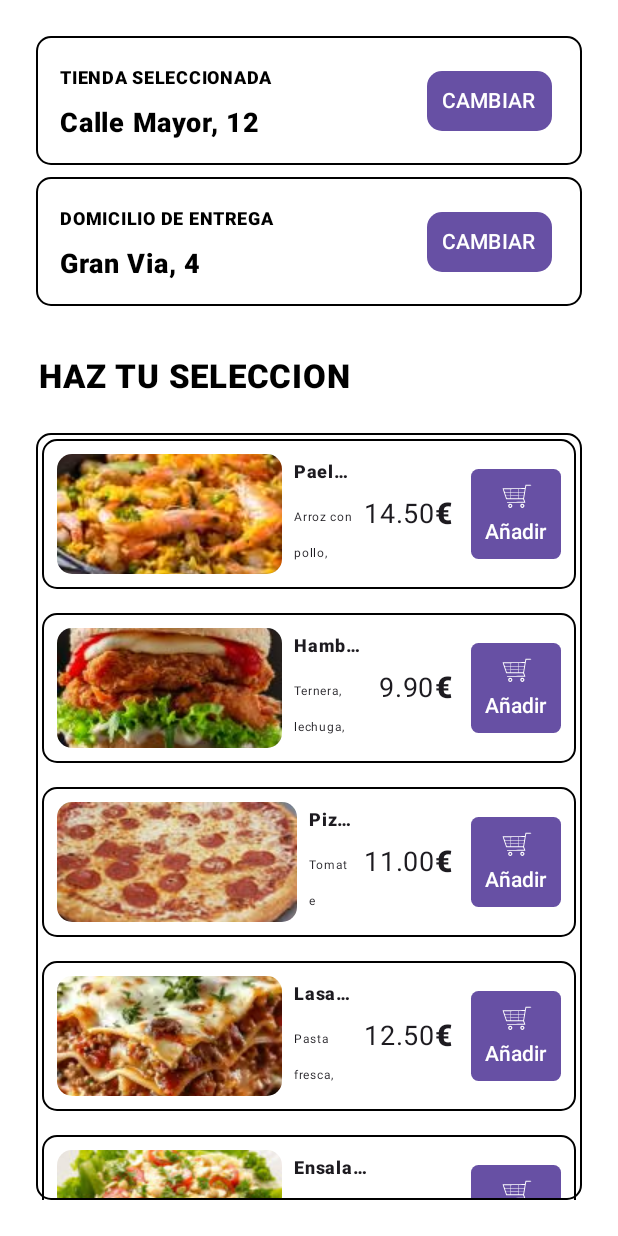
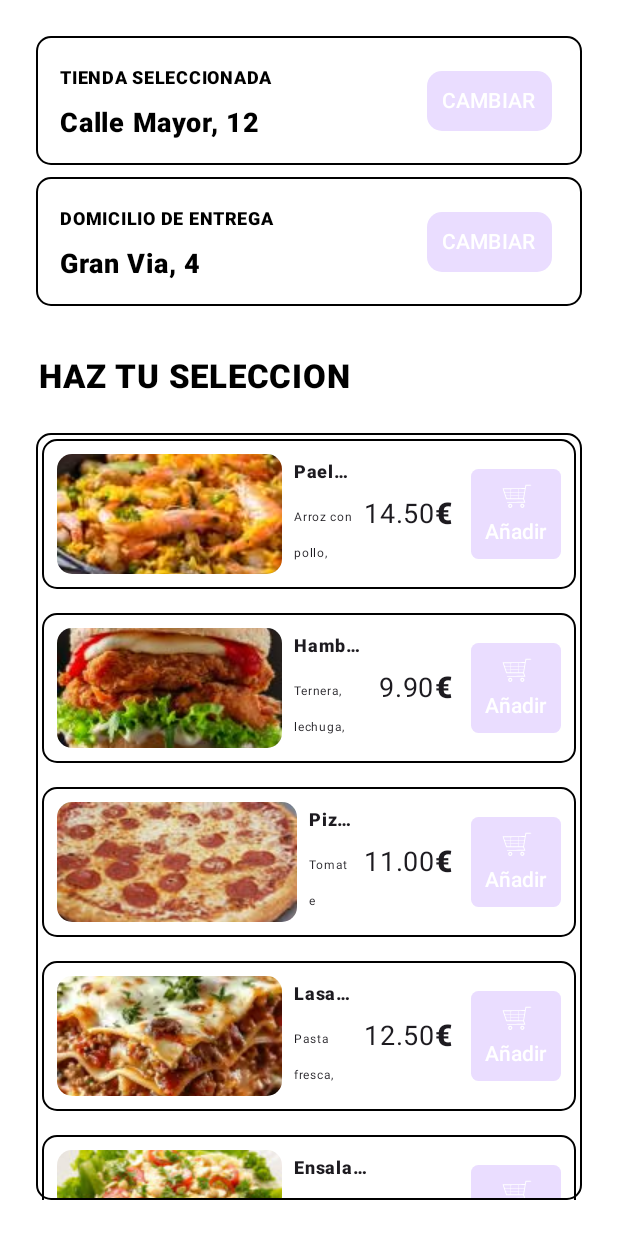
Before and after one commit to Davpen79/SaborExpress, an Android app built with Jetpack Compose: the @Preview function PantallaSeleccionPlatoPreview, on a phone screen of 412 x 824 dp. Run offline under Robolectric (Android 15) with nearby library versions, the phone set to English and light mode, and no system bars.

Commit message:
Modificadas Pantallas y componentes para hacer uso de MaterialTheme al elegir los colores

```diff
--- a/app/build.gradle.kts
+++ b/app/build.gradle.kts
@@ -54,4 +54,5 @@ dependencies {
     debugImplementation(libs.androidx.compose.ui.test.manifest)
     debugImplementation(libs.androidx.compose.ui.tooling)
     implementation(libs.coil.compose)
+    implementation(libs.compose.material.icons.extended)
 }
--- a/app/src/main/java/com/davpen79/saborexpress/ui/component/BotonPrincipal.kt
+++ b/app/src/main/java/com/davpen79/saborexpress/ui/component/BotonPrincipal.kt
@@ -26,8 +26,8 @@ import androidx.compose.ui.res.stringResource
 import androidx.compose.ui.tooling.preview.Preview
 import androidx.compose.ui.unit.dp
 import com.davpen79.saborexpress.R
-//import com.davpen79.saborexpress.ui.theme.NaranjaSabroso
-import com.example.compose.primaryContainerLight
+import com.example.compose.SaborExpressTheme
+
 
 data class BotonPrincipalData(
 
@@ -50,8 +50,8 @@ fun BotonPrincipal(
             vertical = 8.dp
         ),
         colors = ButtonDefaults.buttonColors(
-            containerColor = primaryContainerLight,//Color(0xFFFF9800)
-            contentColor = Color.White
+            containerColor = MaterialTheme.colorScheme.primaryContainer,//Color(0xFFFF9800)
+            contentColor = MaterialTheme.colorScheme.onPrimary
         )
     ) {
         Row(
@@ -76,7 +76,7 @@ fun BotonPrincipal(
 @Preview
 @Composable
 fun BotonPrincipalPreview() {
-    MaterialTheme() {
+    SaborExpressTheme() {
         BotonPrincipal(
             data = BotonPrincipalData(
                 icono = R.drawable.carrito,
--- a/app/src/main/java/com/davpen79/saborexpress/ui/component/RowLocalizacion.kt
+++ b/app/src/main/java/com/davpen79/saborexpress/ui/component/RowLocalizacion.kt
@@ -8,6 +8,7 @@ import androidx.compose.foundation.layout.fillMaxWidth
 import androidx.compose.foundation.layout.padding
 import androidx.compose.foundation.layout.widthIn
 import androidx.compose.foundation.shape.RoundedCornerShape
+import androidx.compose.material3.MaterialTheme
 import androidx.compose.runtime.Composable
 import androidx.compose.ui.Alignment
 import androidx.compose.ui.Modifier
@@ -19,6 +20,7 @@ import androidx.compose.ui.tooling.preview.Preview
 import androidx.compose.ui.unit.dp
 import androidx.compose.ui.unit.sp
 import com.davpen79.saborexpress.R
+import com.example.compose.SaborExpressTheme
 
 data class RowLocalizacionData(
     val localizacion: String,
@@ -34,7 +36,7 @@ fun RowLocalizacion(
         .fillMaxWidth()
         .border(width = 1.dp, Color.Black, shape = RoundedCornerShape(10.dp))
         .clip(RoundedCornerShape(10.dp))
-        .background(Color.White)
+        .background(MaterialTheme.colorScheme.onPrimary)
         .padding(8.dp),
         verticalAlignment = Alignment.CenterVertically,
         horizontalArrangement = Arrangement.spacedBy(6.dp)) {
@@ -63,10 +65,12 @@ fun RowLocalizacion(
 @Preview(showBackground = true)
 @Composable
 fun RowLocalizacionPreview(){
-    RowLocalizacion(
-        data = RowLocalizacionData(
-            localizacion = stringResource(R.string.tiendaLocalizacion),
-            localizacionDescripcion = "Calle Mayor, 12"
+    SaborExpressTheme() {
+        RowLocalizacion(
+            data = RowLocalizacionData(
+                localizacion = stringResource(R.string.tiendaLocalizacion),
+                localizacionDescripcion = "Calle Mayor, 12"
+            )
         )
-    )
+    }
 }
--- a/app/src/main/java/com/davpen79/saborexpress/ui/component/TarjetaPlato.kt
+++ b/app/src/main/java/com/davpen79/saborexpress/ui/component/TarjetaPlato.kt
@@ -33,9 +33,9 @@ import androidx.compose.ui.tooling.preview.Preview
 import androidx.compose.ui.unit.dp
 import androidx.compose.ui.unit.sp
 import com.davpen79.saborexpress.R
+import com.example.compose.SaborExpressTheme
 import com.example.compose.primaryContainerLight
 
-//import com.davpen79.saborexpress.ui.theme.NaranjaSabroso
 
 data class TarjetaPlatoData(
 
@@ -55,7 +55,7 @@ fun TarjetaPlato(
     modifier: Modifier = Modifier
 ){
     Card(shape = RoundedCornerShape(10.dp) ,
-        colors = CardDefaults.cardColors(containerColor = Color.White),
+        colors = CardDefaults.cardColors(containerColor = MaterialTheme.colorScheme.onPrimary),
         modifier = Modifier.fillMaxWidth()
         .border(width = 1.dp, Color.Black, shape = RoundedCornerShape(10.dp)) ) {
         Row(verticalAlignment =  Alignment.CenterVertically,
@@ -99,8 +99,8 @@ fun TarjetaPlato(
                 shape = RoundedCornerShape(5.dp),
                 contentPadding = PaddingValues(4.dp),
                 colors = ButtonDefaults.buttonColors(
-                    containerColor = primaryContainerLight,
-                    contentColor = Color.White
+                    containerColor = MaterialTheme.colorScheme.primaryContainer,
+                    contentColor = MaterialTheme.colorScheme.onPrimary
                 )
             ) {
                 Column(horizontalAlignment = Alignment.CenterHorizontally) {
@@ -122,7 +122,7 @@ fun TarjetaPlato(
 @Preview
 @Composable
 fun TarjetaPlatoPreview(){
-    MaterialTheme(){
+    SaborExpressTheme(){
         TarjetaPlato(
             data = TarjetaPlatoData(
                 imagenPlato = R.drawable.burguer_tarjeta,
--- a/app/src/main/java/com/davpen79/saborexpress/ui/page/PantallaDetalle.kt
+++ b/app/src/main/java/com/davpen79/saborexpress/ui/page/PantallaDetalle.kt
@@ -31,6 +31,7 @@ import com.davpen79.saborexpress.ui.component.ColumnaDescripcion
 import com.davpen79.saborexpress.ui.component.ColumnaDescripcionData
 import com.davpen79.saborexpress.ui.component.RowPrecio
 import com.davpen79.saborexpress.ui.component.RowPrecioData
+import com.example.compose.SaborExpressTheme
 import com.example.compose.onPrimaryLight
 
 data class PantallaDetalleData(
@@ -202,6 +203,7 @@ fun PantallaDetalle(
 @Preview(showBackground = true)
 @Composable
 fun PantallaDetallePreview() {
+    SaborExpressTheme() {
         PantallaDetalle(
             data = PantallaDetalleData(
                 imagenPlato = R.drawable.burguer3,
@@ -223,3 +225,4 @@ fun PantallaDetallePreview() {
             )
         )
     }
+}
--- a/app/src/main/java/com/davpen79/saborexpress/ui/page/PantallaSeleccionPlato.kt
+++ b/app/src/main/java/com/davpen79/saborexpress/ui/page/PantallaSeleccionPlato.kt
@@ -27,6 +27,7 @@ import com.davpen79.saborexpress.ui.component.ColumnaDirecciones
 import com.davpen79.saborexpress.ui.component.ColumnaDireccionesData
 import com.davpen79.saborexpress.ui.component.TarjetaPlato
 import com.davpen79.saborexpress.ui.component.TarjetaPlatoData
+import com.example.compose.SaborExpressTheme
 
 data class PantallaSeleccionPlatoData(
     val localizacionTienda: String,
@@ -88,7 +89,7 @@ fun PantallaSeleccionPlato(
 @Preview(showBackground = true)
 @Composable
 fun PantallaSeleccionPlatoPreview() {
-    MaterialTheme() {
+    SaborExpressTheme() {
         PantallaSeleccionPlato(
             data = PantallaSeleccionPlatoData(
                 localizacionEnvio = "Gran Via, 4",
--- a/app/src/main/java/com/davpen79/saborexpress/ui/theme/Theme.kt
+++ b/app/src/main/java/com/davpen79/saborexpress/ui/theme/Theme.kt
@@ -256,10 +256,10 @@ val unspecified_scheme = ColorFamily(
 )
 
 @Composable
-fun AppTheme(
+fun SaborExpressTheme(
     darkTheme: Boolean = isSystemInDarkTheme(),
     // Dynamic color is available on Android 12+
-    dynamicColor: Boolean = true,
+    dynamicColor: Boolean = false,
     content: @Composable() () -> Unit
 ) {
   val colorScheme = when {
--- a/app/src/main/res/values/strings.xml
+++ b/app/src/main/res/values/strings.xml
@@ -17,4 +17,6 @@
     <string name="hazseleccion">HAZ TU SELECCION</string>
     <string name="tituloemail">EMAIL</string>
     <string name="titulopassword">PASSWORD</string>
+    <string name="placeholdercorreo">correo electrónico</string>
+    <string name="placeholderpassword">contraseña</string>
 </resources>
--- a/gradle/libs.versions.toml
+++ b/gradle/libs.versions.toml
@@ -30,6 +30,7 @@ androidx-compose-ui-test-junit4 = { group = "androidx.compose.ui", name = "ui-te
 androidx-compose-material3 = { group = "androidx.compose.material3", name = "material3" }
 androidx-ui = { group = "androidx.compose.ui", name = "ui", version.ref = "ui" }
 androidx-compose-ui-text-google-fonts = { group = "androidx.compose.ui", name = "ui-text-google-fonts", version.ref = "uiTextGoogleFonts" }
+compose-material-icons-extended = { group = "androidx.compose.material", name = "material-icons-extended" }
 
 [plugins]
 android-application = { id = "com.android.application", version.ref = "agp" }
```
Also changed, not shown: app/src/main/java/com/davpen79/saborexpress/MainActivity.kt (+3 -4 lines), app/src/main/java/com/davpen79/saborexpress/ui/component/BoxImagenPlato.kt (+6 -5 lines), app/src/main/java/com/davpen79/saborexpress/ui/component/RowPrecio.kt (+8 -5 lines). Lines whose indentation alone changed are shown as unchanged.
